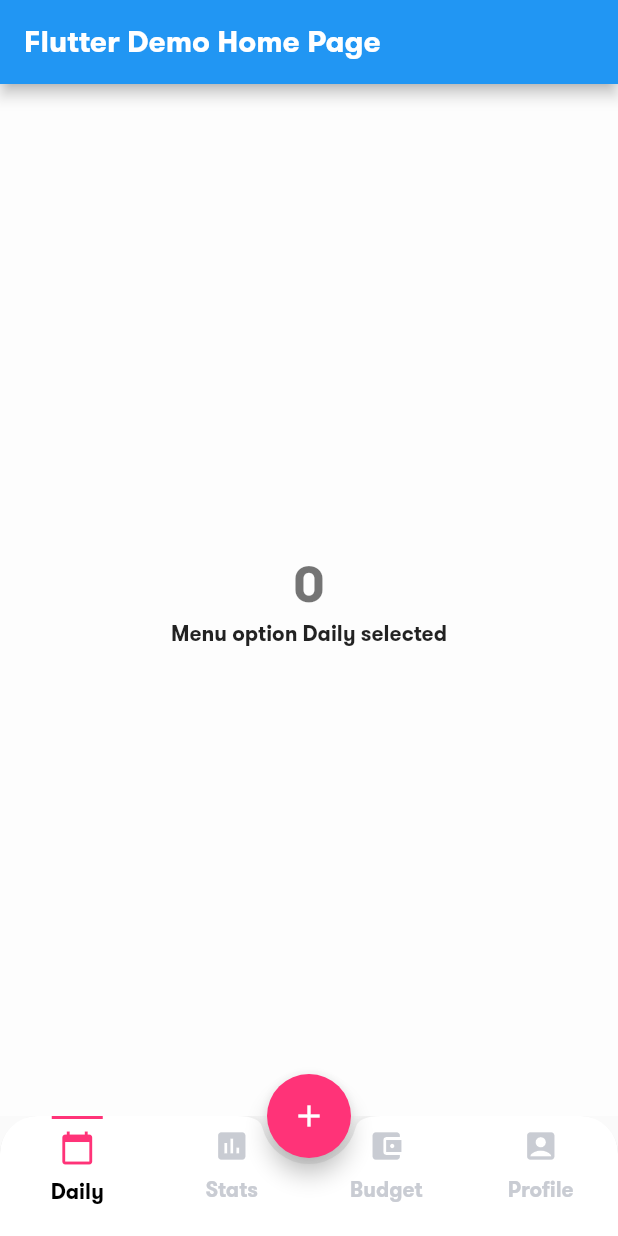
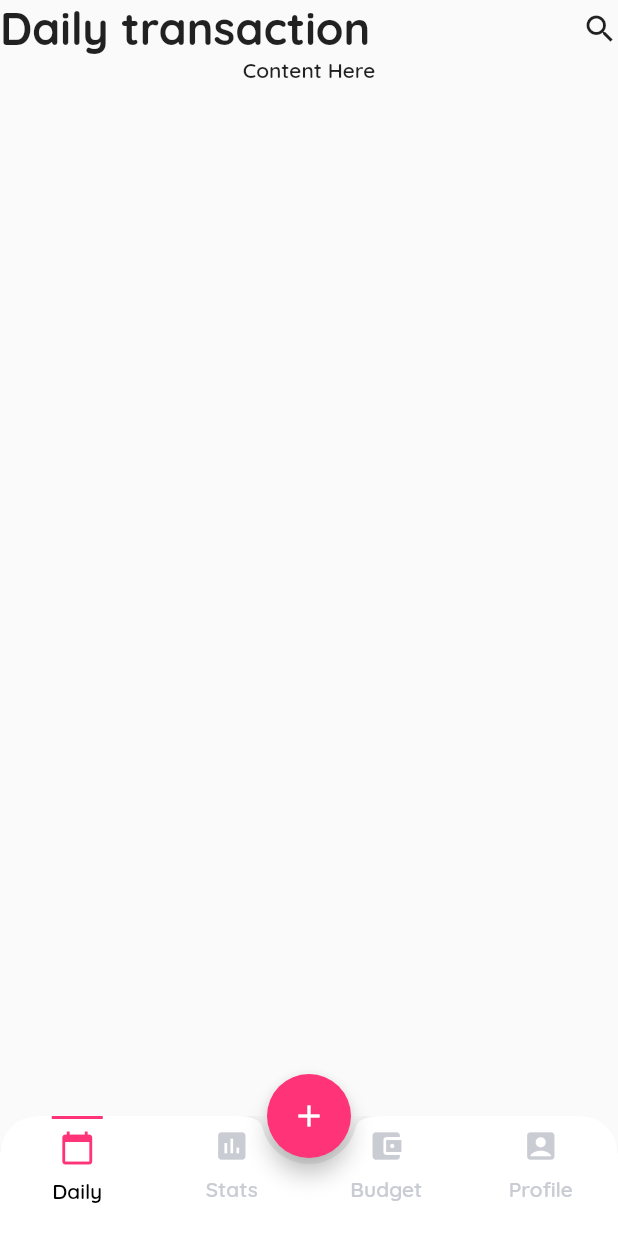
Before and after one commit to Natreve/budget_tracker, a Flutter app: the screen it shows after launch, on a phone screen of 412 x 824 dp. Run offline on Flutter 3.47's test engine with Material 2 defaults, Android fonts, the phone set to English and light mode, and no system bars.

Commit message:
Refactored widgets, Changed fonts and added new widgets

```diff
--- a/lib/main.dart
+++ b/lib/main.dart
@@ -1,5 +1,5 @@
 import 'package:flutter/material.dart';
-import 'widgets/navigationBar.dart';
+import 'views/homePage.dart';
 
 void main() => runApp(MyApp());
 
@@ -8,83 +8,15 @@ class MyApp extends StatelessWidget {
   @override
   Widget build(BuildContext context) {
     return MaterialApp(
-      title: 'Flutter Demo',
+      debugShowCheckedModeBanner: false,
+      title: 'Budget Tracker',
       theme: ThemeData(
-        primarySwatch: Colors.blue,
-        fontFamily: 'GTWalsheimPro',
-      ),
-      home: MyHomePage(title: 'Flutter Demo Home Page'),
+          primaryColor: Colors.white,
+          fontFamily: 'Quicksand',
+          textTheme: TextTheme(
+            body1: TextStyle(fontWeight: FontWeight.w600),
+          )),
+      home: HomePage(title: 'Daily transaction'),
     );
   }
 }
-
-class MyHomePage extends StatefulWidget {
-  MyHomePage({Key key, this.title}) : super(key: key);
-
-  final String title;
-
-  @override
-  _MyHomePageState createState() => _MyHomePageState();
-}
-
-class _MyHomePageState extends State<MyHomePage> {
-  List menuOptions = ["Daily", "Stats", "Budget", "Profile"];
-  int _counter = 0;
-  String _selected = 'Menu option Daily selected';
-
-  void _incrementCounter() {
-    setState(() {
-      _counter++;
-    });
-  }
-
-  void _selectedMenu(int index) {
-    setState(() {
-      _selected = "Menu Option: ${menuOptions[index]} selected";
-    });
-  }
-
-  @override
-  Widget build(BuildContext context) {
-    return Scaffold(
-      appBar: AppBar(
-        title: Text(widget.title),
-      ),
-      body: Container(
-        decoration: BoxDecoration(color: Color.fromRGBO(253, 253, 253, 1)),
-        child: Center(
-          child: Column(
-            mainAxisAlignment: MainAxisAlignment.center,
-            children: <Widget>[
-              Text(
-                '$_counter',
-                style: Theme.of(context).textTheme.display1,
-              ),
-              Text('$_selected')
-            ],
-          ),
-        ),
-      ),
-      floatingActionButton: FloatingActionButton(
-        onPressed: _incrementCounter,
-        tooltip: 'Increment',
-        child: Icon(Icons.add),
-        backgroundColor: Color.fromRGBO(255, 51, 120, 1.0),
-      ),
-      bottomNavigationBar: BottomAppBarMenu(
-        menuBackgroundColor: Colors.white,
-        menuItemColor: Color.fromRGBO(201, 204, 211, 1),
-        selectedMenuItemColor: Color.fromRGBO(255, 51, 120, 1.0),
-        menuItems: [
-          BottomAppBarMenuItem(text: "Daily", iconData: Icons.calendar_today),
-          BottomAppBarMenuItem(text: "Stats", iconData: Icons.insert_chart),
-          BottomAppBarMenuItem(
-              text: "Budget", iconData: Icons.account_balance_wallet),
-          BottomAppBarMenuItem(text: "Profile", iconData: Icons.account_box),
-        ],
-        onMenuItemSelected: _selectedMenu,
-      ), //NavigationMenu(),
-      floatingActionButtonLocation: FloatingActionButtonLocation.centerDocked,
-    );
-  }
-}
--- /dev/null
+++ b/lib/views/homePage.dart
@@ -0,0 +1,136 @@
+import 'package:flutter/material.dart';
+import '../widgets/bottomAppBarMenu.dart';
+import '../widgets/topAppBarMenu.dart';
+
+class HomePage extends StatefulWidget {
+  final title;
+
+  const HomePage({Key key, this.title}) : super(key: key);
+
+  @override
+  HomePageState createState() => HomePageState();
+}
+
+class HomePageState extends State<HomePage> {
+  Widget _tabScreen = DailyTransactionTabPage(title: "Daily transaction");
+  @override
+  Widget build(BuildContext context) {
+    return Scaffold(
+      body: Padding(
+        padding: MediaQuery.of(context).padding,
+        child: _tabScreen,
+      ),
+      floatingActionButton: FloatingActionButton(
+        onPressed: null,
+        tooltip: 'Increment',
+        child: Icon(Icons.add),
+        backgroundColor: Color.fromRGBO(255, 51, 120, 1.0),
+      ),
+      bottomNavigationBar: BottomAppBarMenu(
+          menuBackgroundColor: Colors.white,
+          menuItemColor: Color.fromRGBO(201, 204, 211, 1),
+          selectedMenuItemColor: Color.fromRGBO(255, 51, 120, 1.0),
+          menuItems: [
+            BottomAppBarMenuItem(
+              text: "Daily",
+              iconData: Icons.calendar_today,
+              tabScreen: DailyTransactionTabPage(title: "Daily transaction"),
+            ),
+            BottomAppBarMenuItem(
+              text: "Stats",
+              iconData: Icons.insert_chart,
+              tabScreen: StatsTabPage(title: "Statistics"),
+            ),
+            BottomAppBarMenuItem(
+              text: "Budget",
+              iconData: Icons.account_balance_wallet,
+              tabScreen: BudgetTabPage(title: "Budget"),
+            ),
+            BottomAppBarMenuItem(
+              text: "Profile",
+              iconData: Icons.account_box,
+              tabScreen: ProfileTabPage(title: "Profile"),
+            ),
+          ],
+          onMenuItemSelected: _selectedMenu,
+          onMenuItemTap: _changeTabScreen), //NavigationMenu(),
+      floatingActionButtonLocation: FloatingActionButtonLocation.centerDocked,
+    );
+  }
+
+  void _selectedMenu(int index) {
+    setState(() {});
+  }
+
+  void _changeTabScreen(Widget tab) {
+    setState(() {
+      _tabScreen = tab;
+    });
+  }
+}
+
+class DailyTransactionTabPage extends StatelessWidget {
+  final String title;
+
+  const DailyTransactionTabPage({Key key, this.title}) : super(key: key);
+  @override
+  Widget build(BuildContext context) {
+    return Column(
+      children: <Widget>[
+        TopAppBarMenu(
+          primaryMenu: PrimaryAppBarMenu(
+              title: "Daily transaction",
+              actions: <Widget>[Icon(Icons.search)]),
+        ),
+        Text("Content Here")
+      ],
+    );
+  }
+}
+
+class StatsTabPage extends StatelessWidget {
+  final title;
+
+  const StatsTabPage({Key key, this.title}) : super(key: key);
+  @override
+  Widget build(BuildContext context) {
+    return Container(
+      child: Text("Stats"),
+    );
+  }
+}
+
+class BudgetTabPage extends StatelessWidget {
+  final title;
+
+  const BudgetTabPage({Key key, this.title}) : super(key: key);
+  @override
+  Widget build(BuildContext context) {
+    return Container(
+      child: Text("Budget"),
+    );
+  }
+}
+
+class ProfileTabPage extends StatelessWidget {
+  final title;
+
+  const ProfileTabPage({Key key, this.title}) : super(key: key);
+  @override
+  Widget build(BuildContext context) {
+    return Container(
+      child: Text("Profile"),
+    );
+  }
+}
+
+Widget buildTabPage(String title, List<Widget> actions, Widget pageContent) {
+  return Column(
+    children: <Widget>[
+      TopAppBarMenu(
+        primaryMenu: PrimaryAppBarMenu(title: title, actions: actions),
+      ),
+      pageContent
+    ],
+  );
+}
--- a/lib/widgets/navigationBar.dart
+++ b/lib/widgets/bottomAppBarMenu.dart
@@ -4,7 +4,9 @@ import 'package:flutter/material.dart';
 class BottomAppBarMenuItem {
   String text;
   IconData iconData;
-  BottomAppBarMenuItem({@required this.text, @required this.iconData});
+  Widget tabScreen;
+  BottomAppBarMenuItem(
+      {@required this.text, @required this.iconData, this.tabScreen});
 }
 
 ///The bottomAppBarMenue is a StatefulWidget to be used with the [Scaffold.bottomNavigationBar] it takes in for its parameters
@@ -12,6 +14,7 @@ class BottomAppBarMenuItem {
 class BottomAppBarMenu extends StatefulWidget {
   final List<BottomAppBarMenuItem> menuItems;
   final ValueChanged<int> onMenuItemSelected;
+  final ValueChanged<Widget> onMenuItemTap;
   final Color menuBackgroundColor;
   final Color menuItemColor;
   final Color selectedMenuItemColor;
@@ -22,7 +25,8 @@ class BottomAppBarMenu extends StatefulWidget {
       @required this.onMenuItemSelected,
       @required this.menuBackgroundColor,
       @required this.menuItemColor,
-      @required this.selectedMenuItemColor})
+      @required this.selectedMenuItemColor,
+      this.onMenuItemTap})
       : super(key: key);
 
   @override
@@ -39,16 +43,20 @@ class BottomAppBarMenuState extends State<BottomAppBarMenu> {
     });
   }
 
+  _changeTabScreen(Widget tabScreen) {
+    widget.onMenuItemTap(tabScreen);
+  }
+
   @override
   Widget build(BuildContext context) {
     ///Renders each menu item present in the [widget.menutItem] that was passed into the [Scaffold.bottomNavigationBar] widget [BottomAppBarMenu]
     List<Widget> menuItems =
         List.generate(widget.menuItems.length, (int index) {
       return _renderBottomAppBarMenuItem(
-        index: index,
-        menuItem: widget.menuItems[index],
-        updatedMenuItem: _updateSelectMenuItem,
-      );
+          index: index,
+          menuItem: widget.menuItems[index],
+          updatedMenuItem: _updateSelectMenuItem,
+          changeTabScreen: _changeTabScreen);
     });
 
     return ClipRRect(
@@ -75,6 +83,7 @@ class BottomAppBarMenuState extends State<BottomAppBarMenu> {
     BottomAppBarMenuItem menuItem,
     int index,
     ValueChanged<int> updatedMenuItem,
+    ValueChanged<Widget> changeTabScreen,
   }) {
     Color iconColor = _selectedMenuItem == index
         ? widget.selectedMenuItemColor
@@ -95,7 +104,10 @@ class BottomAppBarMenuState extends State<BottomAppBarMenu> {
         child: Material(
           type: MaterialType.transparency,
           child: InkWell(
-            onTap: () => updatedMenuItem(index),
+            onTap: () {
+              updatedMenuItem(index);
+              changeTabScreen(menuItem.tabScreen);
+            },
             child: Column(
               mainAxisAlignment: MainAxisAlignment.center,
               crossAxisAlignment: CrossAxisAlignment.center,
@@ -122,4 +134,3 @@ class BottomAppBarMenuState extends State<BottomAppBarMenu> {
     );
   }
 }
-//Color.fromRGBO(201, 204, 211, 1)
--- /dev/null
+++ b/lib/widgets/topAppBarMenu.dart
@@ -0,0 +1,44 @@
+import 'package:flutter/material.dart';
+
+class PrimaryAppBarMenu {
+  String title;
+  List<Widget> actions;
+  PrimaryAppBarMenu({this.title, this.actions});
+}
+
+class TopAppBarMenu extends StatefulWidget {
+  final PrimaryAppBarMenu primaryMenu;
+  final Widget secondaryMenu;
+
+  const TopAppBarMenu({Key key, this.primaryMenu, this.secondaryMenu})
+      : super(key: key);
+
+  @override
+  TopAppBarMenuState createState() => TopAppBarMenuState();
+}
+
+class TopAppBarMenuState extends State<TopAppBarMenu> {
+  @override
+  Widget build(BuildContext context) {
+    return Container(
+      child: Column(
+        children: <Widget>[
+          Row(
+            ///To DO create a action builder function to add new actions
+            children: <Widget>[
+              Expanded(
+                  child: Text(
+                widget.primaryMenu.title,
+                style: TextStyle(
+                    fontFamily: "Quicksand",
+                    fontSize: 30,
+                    fontWeight: FontWeight.bold),
+              )),
+              Icon(Icons.search)
+            ],
+          )
+        ],
+      ),
+    );
+  }
+}
```
Also changed, not shown: lib/widgets/dailyTransactionList.dart (added, +59 -0 lines), pubspec.yaml (+11 -3 lines), fonts/GTWalsheimProBold.ttf (deleted), fonts/GTWalsheimProRegular.ttf (deleted), fonts/Quicksand-Bold.ttf (added), fonts/Quicksand-Light.ttf (added), fonts/Quicksand-Medium.ttf (added), fonts/Quicksand-Regular.ttf (added), fonts/Quicksand-SemiBold.ttf (added).
